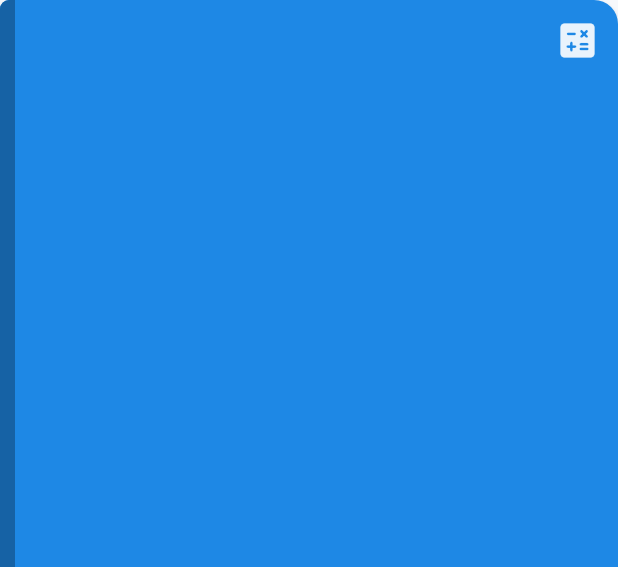
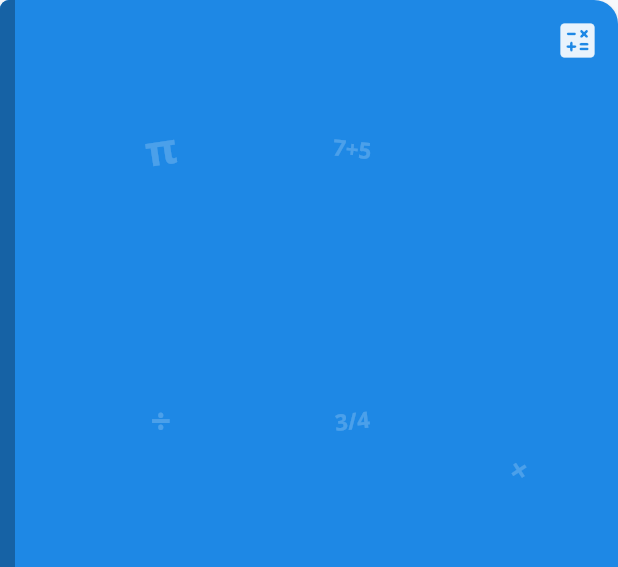
Before and after one commit to maga76/Sanjis, a Flutter app: the SubjectCard widget shown alone on an empty page, opened directly with sample values from the repository, on a phone screen of 412 x 824 dp. Shown: the top 567 px of the screen. Run offline on Flutter 3.47's test engine with Material 3 defaults, Android fonts, the light colour scheme and no system bars; our stand-ins replace cloud_firestore, firebase_ai, firebase_auth, firebase_core, flutter_riverpod, go_router and 3 more; accounts and stored records are empty; generated files the repository leaves out were written again.

Commit message:
Рисунки предметов на обложках
- У каждого предмета свои рисунки «мелом»: формулы, буквы, даты, фигуры
- Длинное название из одного слова не переносится посреди слова
- tool/preview_subjects.dart — картинка всех обложек для проверки

```diff
--- /dev/null
+++ b/lib/core/widgets/subject_doodles.dart
@@ -0,0 +1,323 @@
+import 'dart:math' as math;
+
+import 'package:flutter/material.dart';
+
+/// Рисунки «мелом» на обложке предмета: формулы, буквы, даты, фигуры —
+/// у каждого предмета свои. Рисуются бледно-белым под названием и иконкой.
+class SubjectDoodles extends CustomPainter {
+  const SubjectDoodles(this.subjectId);
+
+  final String subjectId;
+
+  /// Места для рисунков в долях обложки: свободная часть над наклейкой
+  /// с названием, не заходя под иконку справа вверху.
+  static const _slots = [
+    Offset(0.26, 0.12),
+    Offset(0.57, 0.12),
+    Offset(0.26, 0.34),
+    Offset(0.57, 0.34),
+    Offset(0.84, 0.38),
+  ];
+
+  static const _doodles = <String, List<_Doodle>>{
+    'math': [
+      _Doodle.text('π', 28, -0.15),
+      _Doodle.text('7+5', 15, 0.1),
+      _Doodle.text('÷', 24),
+      _Doodle.text('3/4', 15, -0.1),
+      _Doodle.text('×', 20, 0.2),
+    ],
+    'algebra': [
+      _Doodle.text('x²', 24, -0.1),
+      _Doodle.text('y=kx', 14, 0.08),
+      _Doodle.text('(a+b)²', 13, -0.06),
+      _Doodle.text('2x=8', 14, 0.1),
+      _Doodle.text('x', 20),
+    ],
+    'geometry': [
+      _Doodle.shape(_Shape.triangle, 0.2, -0.1),
+      _Doodle.text('90°', 15, 0.1),
+      _Doodle.shape(_Shape.circle, 0.17),
+      _Doodle.text('πr²', 15, -0.08),
+      _Doodle.shape(_Shape.angle, 0.13),
+    ],
+    'tajik_lang': [
+      _Doodle.text('Ғғ', 22, -0.12),
+      _Doodle.text('Ҷҷ', 22, 0.1),
+      _Doodle.text('Ӯӯ', 20, 0.06),
+      _Doodle.text('Ққ', 20, -0.08),
+      _Doodle.text('Ҳ', 18),
+    ],
+    'tajik_lit': [
+      _Doodle.text('байт', 15, -0.1),
+      _Doodle.shape(_Shape.feather, 0.2, 0.3),
+      _Doodle.text('ғазал', 13, 0.08),
+      _Doodle.text('рубоӣ', 13, -0.06),
+      _Doodle.text('«»', 18),
+    ],
+    'russian': [
+      _Doodle.text('Аа', 22, -0.12),
+      _Doodle.text('Бб', 22, 0.1),
+      _Doodle.text('Ёё', 20, 0.06),
+      _Doodle.text('Жж', 20, -0.08),
+      _Doodle.text('Ы', 18),
+    ],
+    'english': [
+      _Doodle.text('ABC', 18, -0.1),
+      _Doodle.text('Hello', 14, 0.08),
+      _Doodle.text('a b c', 13, 0.05),
+      _Doodle.text('is', 16, -0.1),
+      _Doodle.text('?', 20),
+    ],
+    'history': [
+      _Doodle.text('874', 16, -0.1),
+      _Doodle.shape(_Shape.column, 0.16),
+      _Doodle.text('IX–X', 14, 0.06),
+      _Doodle.text('1991', 15, -0.06),
+      _Doodle.text('988', 14, 0.08),
+    ],
+    'world_history': [
+      _Doodle.text('476', 16, -0.1),
+      _Doodle.text('1492', 15, 0.08),
+      _Doodle.shape(_Shape.column, 0.16),
+      _Doodle.text('1945', 15, -0.06),
+      _Doodle.text('XV', 16),
+    ],
+    'geography': [
+      _Doodle.shape(_Shape.globe, 0.22),
+      _Doodle.text('38°', 15, 0.1),
+      _Doodle.text('N', 18, -0.1),
+      _Doodle.shape(_Shape.wave, 0.22),
+      _Doodle.shape(_Shape.mountain, 0.14),
+    ],
+    'biology': [
+      _Doodle.shape(_Shape.leaf, 0.2, -0.4),
+      _Doodle.shape(_Shape.helix, 0.22, 0.3),
+      _Doodle.text('ДНК', 14, -0.06),
+      _Doodle.shape(_Shape.cell, 0.16),
+      _Doodle.shape(_Shape.leaf, 0.12, 0.6),
+    ],
+    'physics': [
+      _Doodle.shape(_Shape.atom, 0.24),
+      _Doodle.text('E=mc²', 14, 0.08),
+      _Doodle.text('F=ma', 14, -0.08),
+      _Doodle.text('v=s/t', 13, 0.06),
+      _Doodle.shape(_Shape.wave, 0.14),
+    ],
+    'chemistry': [
+      _Doodle.shape(_Shape.hexagon, 0.2),
+      _Doodle.text('H₂O', 16, 0.08),
+      _Doodle.text('CO₂', 15, -0.08),
+      _Doodle.text('NaCl', 14, 0.06),
+      _Doodle.text('O₂', 15),
+    ],
+    'informatics': [
+      _Doodle.text('</>', 18, -0.08),
+      _Doodle.text('0101', 14, 0.08),
+      _Doodle.text('{ }', 18, 0.06),
+      _Doodle.text('if', 15, -0.1),
+      _Doodle.text('1', 16),
+    ],
+    'nature': [
+      _Doodle.shape(_Shape.sun, 0.2),
+      _Doodle.shape(_Shape.leaf, 0.18, 0.5),
+      _Doodle.shape(_Shape.wave, 0.22),
+      _Doodle.text('°C', 15, 0.08),
+      _Doodle.shape(_Shape.mountain, 0.14),
+    ],
+  };
+
+  @override
+  void paint(Canvas canvas, Size size) {
+    final doodles = _doodles[subjectId];
+    if (doodles == null) return;
+    const color = Color(0x33FFFFFF);
+    final stroke = Paint()
+      ..color = color
+      ..style = PaintingStyle.stroke
+      ..strokeWidth = 1.6
+      ..strokeCap = StrokeCap.round
+      ..strokeJoin = StrokeJoin.round;
+
+    for (final (i, d) in doodles.indexed) {
+      if (i >= _slots.length) break;
+      final center = Offset(
+        _slots[i].dx * size.width,
+        _slots[i].dy * size.height,
+      );
+      canvas.save();
+      canvas.translate(center.dx, center.dy);
+      canvas.rotate(d.angle);
+      if (d.text != null) {
+        final tp = TextPainter(
+          text: TextSpan(
+            text: d.text,
+            style: TextStyle(
+              // Шрифт приложения: в нём есть таджикские буквы, π, ², ₂
+              fontFamily: 'NotoSans',
+              color: color,
+              fontSize: d.size,
+              fontWeight: FontWeight.w700,
+            ),
+          ),
+          textDirection: TextDirection.ltr,
+        )..layout();
+        tp.paint(canvas, Offset(-tp.width / 2, -tp.height / 2));
+      } else {
+        _drawShape(canvas, d.shape!, d.size * size.width, stroke);
+      }
+      canvas.restore();
+    }
+  }
+
+  static void _drawShape(Canvas canvas, _Shape shape, double s, Paint p) {
+    final h = s / 2;
+    switch (shape) {
+      case _Shape.triangle:
+        canvas.drawPath(
+          Path()
+            ..moveTo(-h, h * 0.8)
+            ..lineTo(h, h * 0.8)
+            ..lineTo(-h * 0.2, -h * 0.9)
+            ..close(),
+          p,
+        );
+      case _Shape.circle:
+        canvas.drawCircle(Offset.zero, h, p);
+        canvas.drawLine(Offset.zero, Offset(h, 0), p);
+      case _Shape.angle:
+        canvas.drawLine(Offset(-h, h), Offset(h, h), p);
+        canvas.drawLine(Offset(-h, h), Offset(-h, -h), p);
+        canvas.drawRect(Rect.fromLTWH(-h, h - s * 0.25, s * 0.25, s * 0.25), p);
+      case _Shape.feather:
+        canvas.drawPath(
+          Path()
+            ..moveTo(0, h)
+            ..quadraticBezierTo(-h * 0.7, 0, 0, -h)
+            ..quadraticBezierTo(h * 0.7, 0, 0, h)
+            ..moveTo(0, h * 1.2)
+            ..lineTo(0, -h * 0.6),
+          p,
+        );
+      case _Shape.column:
+        canvas.drawLine(Offset(-h, -h), Offset(h, -h), p);
+        canvas.drawLine(Offset(-h, h), Offset(h, h), p);
+        for (final x in [-h * 0.55, 0.0, h * 0.55]) {
+          canvas.drawLine(Offset(x, -h * 0.8), Offset(x, h * 0.8), p);
+        }
+      case _Shape.globe:
+        canvas.drawCircle(Offset.zero, h, p);
+        canvas.drawOval(
+          Rect.fromCenter(center: Offset.zero, width: s * 0.45, height: s),
+          p,
+        );
+        canvas.drawLine(Offset(-h, 0), Offset(h, 0), p);
+      case _Shape.wave:
+        final path = Path()..moveTo(-h, 0);
+        for (var x = -h; x <= h; x += 1) {
+          path.lineTo(x, math.sin(x / h * math.pi * 2) * s * 0.12);
+        }
+        canvas.drawPath(path, p);
+      case _Shape.mountain:
+        canvas.drawPath(
+          Path()
+            ..moveTo(-h, h * 0.6)
+            ..lineTo(-h * 0.2, -h * 0.6)
+            ..lineTo(h * 0.2, 0)
+            ..lineTo(h * 0.5, -h * 0.3)
+            ..lineTo(h, h * 0.6),
+          p,
+        );
+      case _Shape.leaf:
+        canvas.drawPath(
+          Path()
+            ..moveTo(-h, 0)
+            ..quadraticBezierTo(0, -h * 0.9, h, 0)
+            ..quadraticBezierTo(0, h * 0.9, -h, 0)
+            ..lineTo(h, 0),
+          p,
+        );
+      case _Shape.helix:
+        for (final phase in [0.0, math.pi]) {
+          final path = Path();
+          for (var y = -h; y <= h; y += 1) {
+            final x = math.sin(y / h * math.pi * 1.5 + phase) * s * 0.18;
+            y == -h ? path.moveTo(x, y) : path.lineTo(x, y);
+          }
+          canvas.drawPath(path, p);
+        }
+      case _Shape.cell:
+        canvas.drawOval(
+          Rect.fromCenter(center: Offset.zero, width: s, height: s * 0.7),
+          p,
+        );
+        canvas.drawCircle(Offset(s * 0.1, 0), s * 0.12, p);
+      case _Shape.atom:
+        for (final a in [0.0, math.pi / 3, -math.pi / 3]) {
+          canvas.save();
+          canvas.rotate(a);
+          canvas.drawOval(
+            Rect.fromCenter(center: Offset.zero, width: s, height: s * 0.35),
+            p,
+          );
+          canvas.restore();
+        }
+        canvas.drawCircle(Offset.zero, s * 0.05, p..style = PaintingStyle.fill);
+        p.style = PaintingStyle.stroke;
+      case _Shape.hexagon:
+        final path = Path();
+        for (var i = 0; i < 6; i++) {
+          final a = math.pi / 3 * i + math.pi / 6;
+          final pt = Offset(math.cos(a) * h, math.sin(a) * h);
+          i == 0 ? path.moveTo(pt.dx, pt.dy) : path.lineTo(pt.dx, pt.dy);
+        }
+        path.close();
+        canvas.drawPath(path, p);
+        canvas.drawCircle(Offset.zero, h * 0.5, p);
+      case _Shape.sun:
+        canvas.drawCircle(Offset.zero, h * 0.45, p);
+        for (var i = 0; i < 8; i++) {
+          final a = math.pi / 4 * i;
+          canvas.drawLine(
+            Offset(math.cos(a) * h * 0.65, math.sin(a) * h * 0.65),
+            Offset(math.cos(a) * h, math.sin(a) * h),
+            p,
+          );
+        }
+    }
+  }
+
+  @override
+  bool shouldRepaint(SubjectDoodles old) => old.subjectId != subjectId;
+}
+
+enum _Shape {
+  triangle,
+  circle,
+  angle,
+  feather,
+  column,
+  globe,
+  wave,
+  mountain,
+  leaf,
+  helix,
+  cell,
+  atom,
+  hexagon,
+  sun,
+}
+
+/// Надпись ([text], размер шрифта [size]) или фигура ([shape],
+/// размер в долях ширины обложки [size]), повёрнутая на [angle] радиан.
+class _Doodle {
+  const _Doodle.text(String this.text, this.size, [this.angle = 0])
+    : shape = null;
+  const _Doodle.shape(_Shape this.shape, this.size, [this.angle = 0])
+    : text = null;
+
+  final String? text;
+  final _Shape? shape;
+  final double size;
+  final double angle;
+}
--- a/lib/features/student/presentation/widgets/subject_card.dart
+++ b/lib/features/student/presentation/widgets/subject_card.dart
@@ -2,6 +2,7 @@ import 'package:flutter/material.dart';
 
 import '../../../../core/l10n/l10n.dart';
 import '../../../../core/utils/subject_style.dart';
+import '../../../../core/widgets/subject_doodles.dart';
 import '../../../../data/models/subject.dart';
 
 /// Предмет в виде обложки школьной тетради: цветная обложка,
@@ -41,7 +42,15 @@ class SubjectCard extends StatelessWidget {
         child: InkWell(
           onTap: onTap,
           splashColor: Colors.white.withValues(alpha: 0.2),
-          child: Row(
+          child: Stack(
+            children: [
+              // Рисунки предмета «мелом» — под названием и иконкой
+              Positioned.fill(
+                child: IgnorePointer(
+                  child: CustomPaint(painter: SubjectDoodles(subject.id)),
+                ),
+              ),
+              Row(
                 crossAxisAlignment: CrossAxisAlignment.stretch,
                 children: [
                   // Корешок
@@ -79,6 +88,8 @@ class SubjectCard extends StatelessWidget {
                   ),
                 ],
               ),
+            ],
+          ),
         ),
       ),
     );
@@ -94,6 +105,11 @@ class _Label extends StatelessWidget {
 
   @override
   Widget build(BuildContext context) {
+    final style = Theme.of(context).textTheme.titleSmall?.copyWith(
+      color: const Color(0xFF1A1D21),
+      fontWeight: FontWeight.w700,
+      height: 1.2,
+    );
     return Container(
       padding: const EdgeInsets.fromLTRB(10, 8, 10, 10),
       decoration: BoxDecoration(
@@ -103,15 +119,20 @@ class _Label extends StatelessWidget {
       child: Column(
         crossAxisAlignment: CrossAxisAlignment.stretch,
         children: [
+          // Одно длинное слово («Информатика») не переносим посреди слова,
+          // а чуть уменьшаем; несколько слов переносятся на две строки
+          if (name.contains(' '))
             Text(
               name,
               maxLines: 2,
               overflow: TextOverflow.ellipsis,
-            style: Theme.of(context).textTheme.titleSmall?.copyWith(
-              color: const Color(0xFF1A1D21),
-              fontWeight: FontWeight.w700,
-              height: 1.2,
-            ),
+              style: style,
+            )
+          else
+            FittedBox(
+              fit: BoxFit.scaleDown,
+              alignment: Alignment.centerLeft,
+              child: Text(name, maxLines: 1, style: style),
             ),
           const SizedBox(height: 6),
           Container(height: 1.5, color: ink.withValues(alpha: 0.25)),
```
Also changed, not shown: tool/preview_subjects.dart (added, +79 -0 lines). Lines whose indentation alone changed are shown as unchanged.
